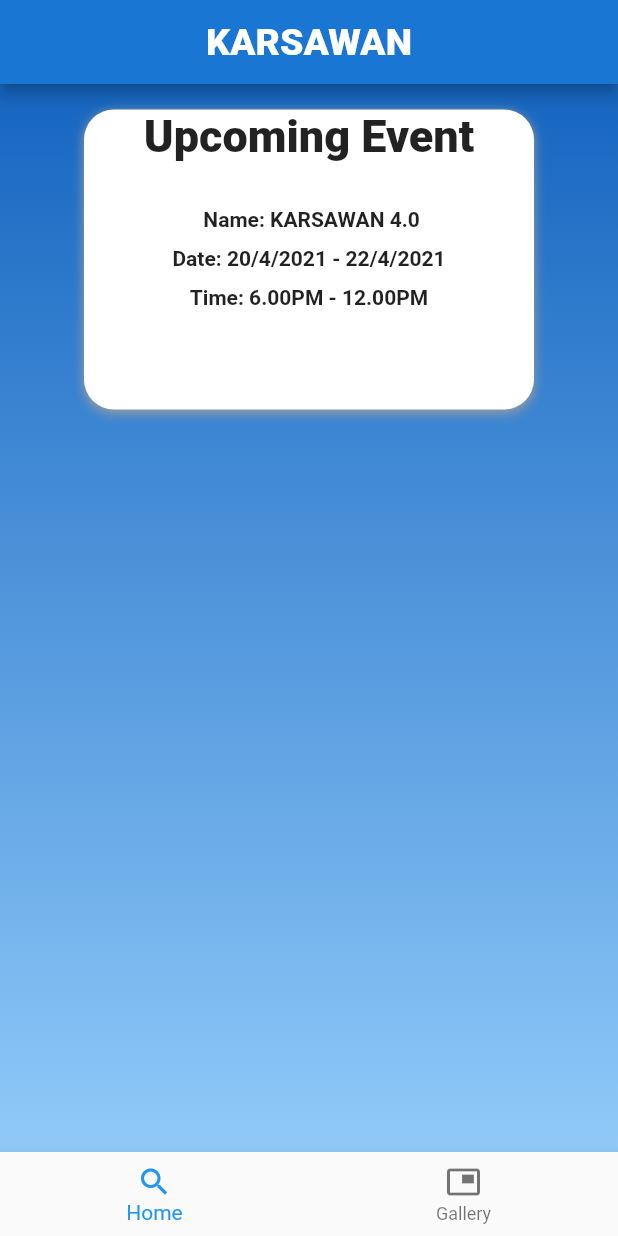
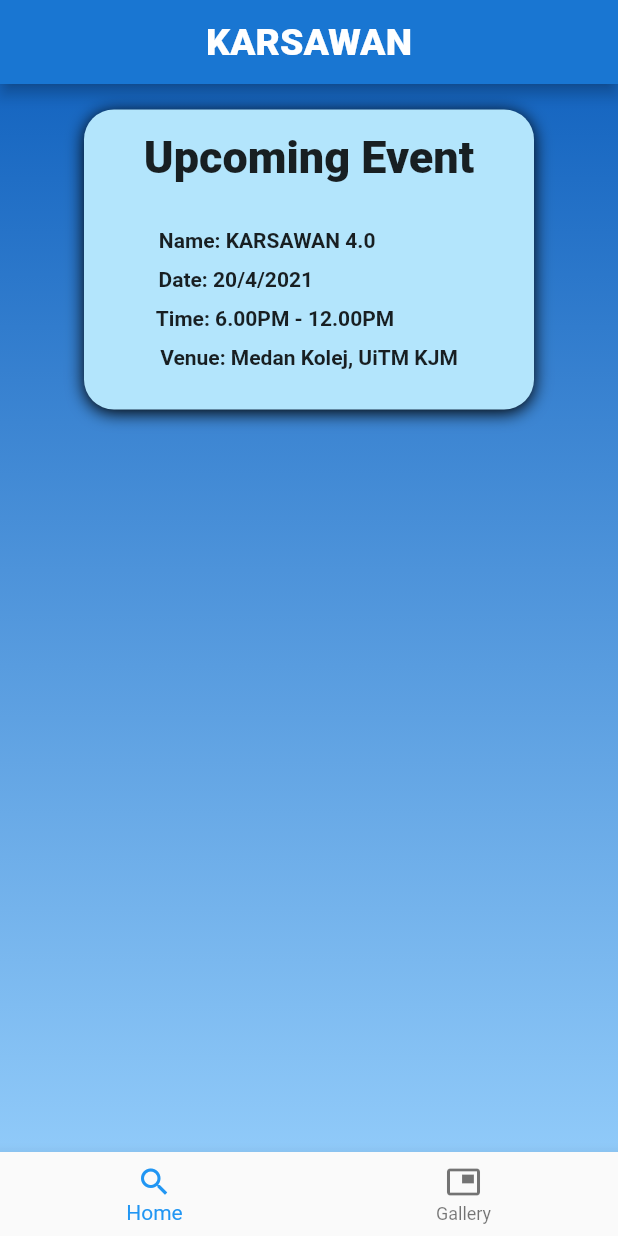
Before and after one commit to Firzan97/Karsawan-flutter, a Flutter app: the screen it shows after launch, on a phone screen of 412 x 824 dp. Run offline on Flutter 3.47's test engine with Material 2 defaults, Android fonts, the phone set to English and light mode, and no system bars.

Commit message:
update menu color & alignment

```diff
--- a/lib/home_screen.dart
+++ b/lib/home_screen.dart
@@ -47,15 +47,17 @@
                   height: 200.0,
                   width: 300.0,
                   decoration: BoxDecoration(
-                      color: Colors.white,
+                      color: Colors.lightBlue[100],
                       boxShadow: [
                         BoxShadow(
-                          color: Colors.grey,
+                          color: Colors.black,
                           offset: Offset(0.0, 2.0),
-                          blurRadius: 6.0,
+                          blurRadius: 9.0,
                         )
                       ],
                       borderRadius: BorderRadius.circular(20.0)),
+                  child: Padding(
+                    padding: const EdgeInsets.symmetric(vertical: 14.0),
                     child: Column(
                       children: <Widget>[
                         Text(
@@ -67,7 +69,7 @@
                         ),
                         SizedBox(height: 30.0),
                         Text(
-                        " Name: KARSAWAN 4.0",
+                          "Name: KARSAWAN 4.0                ",
                           style: TextStyle(
                             fontSize: 14.00,
                             fontWeight: FontWeight.w600,
@@ -75,7 +77,7 @@
                         ),
                         SizedBox(height: 10.0),
                         Text(
-                        "Date: 20/4/2021 - 22/4/2021",
+                          "Date: 20/4/2021                            ",
                           style: TextStyle(
                             fontSize: 14.00,
                             fontWeight: FontWeight.w600,
@@ -83,13 +85,22 @@
                         ),
                         SizedBox(height: 10.0),
                         Text(
-                        "Time: 6.00PM - 12.00PM",
+                          "Time: 6.00PM - 12.00PM             ",
+                          style: TextStyle(
+                            fontSize: 14.00,
+                            fontWeight: FontWeight.w600,
+                          ),
+                        ),
+                        SizedBox(height: 10.0),
+                        Text(
+                          "Venue: Medan Kolej, UiTM KJM",
                           style: TextStyle(
                             fontSize: 14.00,
                             fontWeight: FontWeight.w600,
                           ),
                         )
                       ],
+                    ),
                   ),
                 ),
               ),
```
Lines whose indentation alone changed are shown as unchanged.
